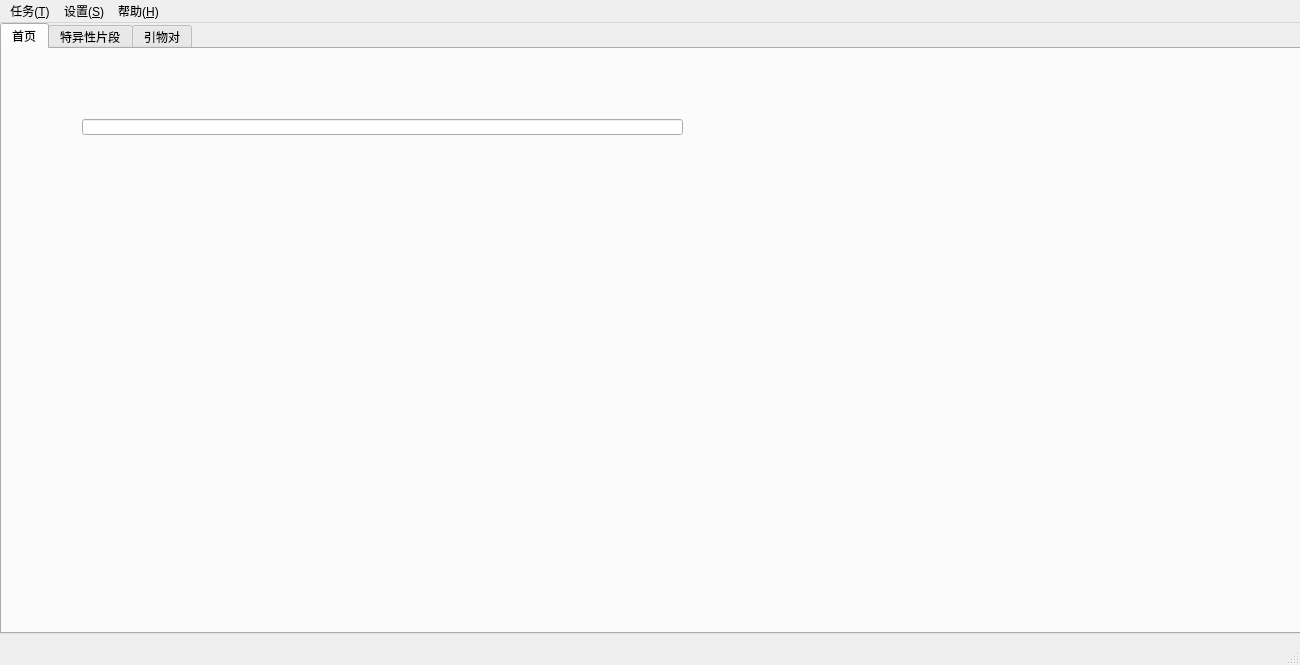
Qt form mainwindow.ui (ChickenSeller/Primer-Maker) before a commit.
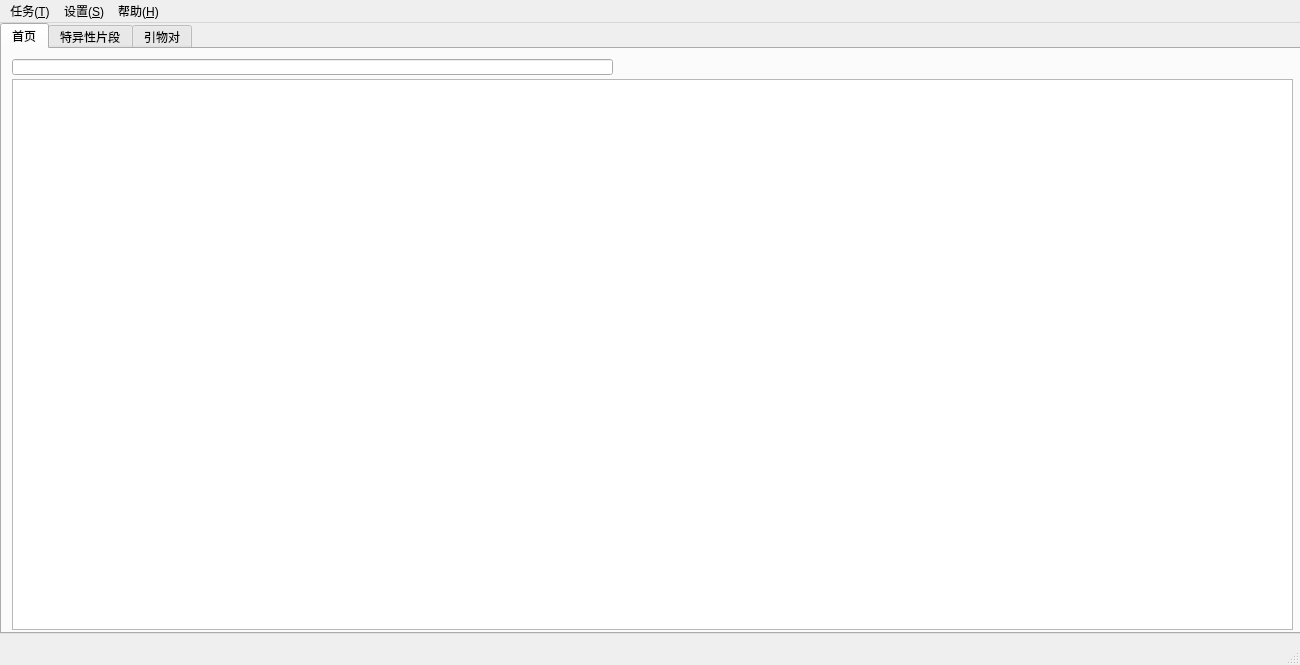
The same form after that commit.

The edit to the form file:
```diff
--- a/mainwindow.ui
+++ b/mainwindow.ui
@@ -33,13 +33,26 @@
      <widget class="QLineEdit" name="lineEdit">
       <property name="geometry">
        <rect>
-        <x>80</x>
-        <y>70</y>
+        <x>10</x>
+        <y>10</y>
         <width>601</width>
         <height>16</height>
        </rect>
       </property>
      </widget>
+     <widget class="QPlainTextEdit" name="plainTextEdit">
+      <property name="geometry">
+       <rect>
+        <x>10</x>
+        <y>30</y>
+        <width>1281</width>
+        <height>551</height>
+       </rect>
+      </property>
+      <property name="verticalScrollBarPolicy">
+       <enum>Qt::ScrollBarAsNeeded</enum>
+      </property>
+     </widget>
     </widget>
     <widget class="QWidget" name="tab">
      <attribute name="title">
```
